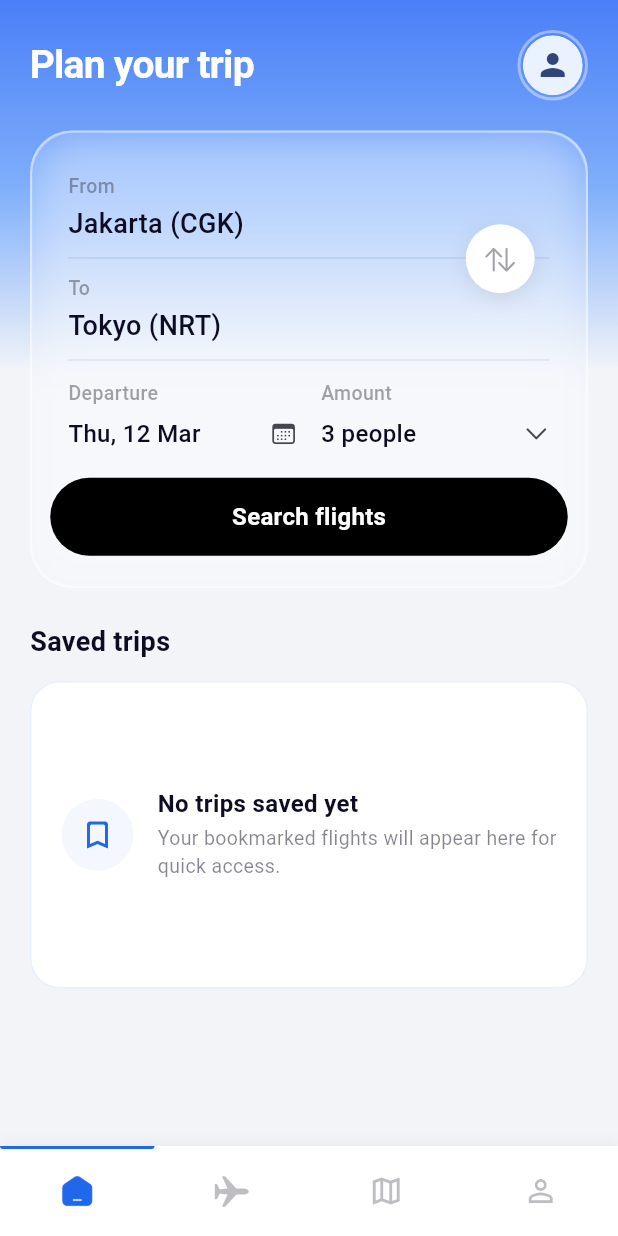
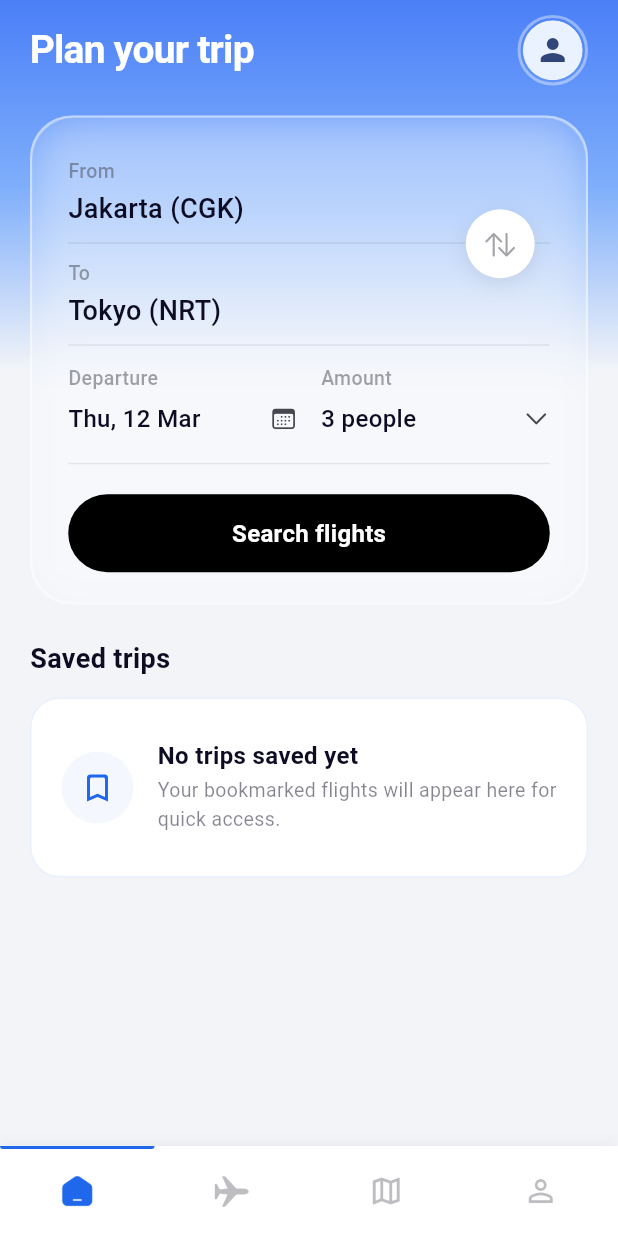
Before and after one commit to Syak1234/flight_app, a Flutter app: the screen it shows after launch, on a phone screen of 412 x 824 dp. Run offline on Flutter 3.47's test engine with Material 3 defaults, Android fonts, the phone set to English and light mode, and no system bars; drawn by our look-alikes of cached_network_image; our stand-ins replace barcode_widget, connectivity_plus, device_preview, dio, get_it, go_router and 1 more; missing offline and left inert: dio_cache_interceptor, dio_smart_retry; accounts and stored records are empty; network calls fail; Roboto replaces fonts that are missing (Mona Sans).

Commit message:
functionality add

```diff
--- a/lib/features/flight_result/presentation/screens/flight_result_screen.dart
+++ b/lib/features/flight_result/presentation/screens/flight_result_screen.dart
@@ -296,12 +296,12 @@ class _FlightResultScreenState extends State<FlightResultScreen> {
           builder: (context) => AdvancedFilterSheet(viewModel: _viewModel),
         );
       },
-      backgroundColor: const Color.fromARGB(255, 182, 214, 250),
+      backgroundColor: const Color(0xffbfd9fd),
       elevation: 0,
       shape: const CircleBorder(),
       child: const Icon(
         Icons.filter_alt_outlined,
-        color: Color(0xFF2A75F6),
+        color: Color(0xFF6c9bd6),
         size: 26,
       ),
     );
--- a/lib/features/home/presentation/screens/home_screen.dart
+++ b/lib/features/home/presentation/screens/home_screen.dart
@@ -63,7 +63,7 @@ class _HomeScreenState extends State<HomeScreen> {
                   crossAxisAlignment: CrossAxisAlignment.start,
                   children: [
                     Padding(
-                      padding: const EdgeInsets.fromLTRB(20, 20, 20, 0),
+                      padding: const EdgeInsets.fromLTRB(20, 10, 20, 0),
                       child: Row(
                         mainAxisAlignment: MainAxisAlignment.spaceBetween,
                         children: [
@@ -156,7 +156,7 @@ class _HomeScreenState extends State<HomeScreen> {
         ),
         const SizedBox(height: 15),
         SizedBox(
-          height: 205,
+          height: vm.savedTrips.isEmpty ? 120 : 205,
           child: vm.savedTrips.isEmpty
               ? Container(
                   width: double.infinity,
--- a/lib/features/home/presentation/widgets/search_form_card.dart
+++ b/lib/features/home/presentation/widgets/search_form_card.dart
@@ -90,8 +90,9 @@ class _SearchFormCardState extends State<SearchFormCard>
     final today = DateTime(now.year, now.month, now.day);
     final colorScheme = Theme.of(context).colorScheme;
 
-    DateTime selectedDate =
-        vm.departureDate.isBefore(today) ? today : vm.departureDate;
+    DateTime selectedDate = vm.departureDate.isBefore(today)
+        ? today
+        : vm.departureDate;
 
     final result = await showModalBottomSheet<DateTime>(
       context: context,
@@ -130,9 +131,7 @@ class _SearchFormCardState extends State<SearchFormCard>
                     ),
                   ),
                   const SizedBox(height: 10),
-                  Divider(
-                    color: colorScheme.onSurface.withValues(alpha: 0.05),
-                  ),
+                  Divider(color: colorScheme.onSurface.withValues(alpha: 0.05)),
                   Expanded(
                     child: Theme(
                       data: Theme.of(context).copyWith(
@@ -301,8 +300,9 @@ class _SearchFormCardState extends State<SearchFormCard>
             color: Theme.of(context).colorScheme.surface.withValues(alpha: 0.4),
             borderRadius: BorderRadius.circular(28),
             border: Border.all(
-              color:
-                  Theme.of(context).colorScheme.surface.withValues(alpha: 0.3),
+              color: Theme.of(
+                context,
+              ).colorScheme.surface.withValues(alpha: 0.3),
               width: 1.5,
             ),
           ),
@@ -324,7 +324,17 @@ class _SearchFormCardState extends State<SearchFormCard>
                     ),
                     const SizedBox(height: 20),
                     Padding(
-                      padding: const EdgeInsets.symmetric(horizontal: 12),
+                      padding: const EdgeInsets.symmetric(horizontal: 24),
+                      child: Divider(
+                        height: 1,
+                        color: Theme.of(
+                          context,
+                        ).colorScheme.onSurface.withValues(alpha: 0.08),
+                      ),
+                    ),
+                    const SizedBox(height: 20),
+                    Padding(
+                      padding: const EdgeInsets.symmetric(horizontal: 24),
                       child: _buildSearchButton(context),
                     ),
                   ],
@@ -358,6 +368,8 @@ class _SearchFormCardState extends State<SearchFormCard>
             ),
             Divider(
               height: 1,
+              // indent: 0,
+              // endIndent: 4,
               color: colorScheme.onSurface.withValues(alpha: 0.08),
             ),
             InkWell(
```
Also changed, not shown: lib/features/home/presentation/screens/airport_selection_screen.dart (+76 -53 lines).
